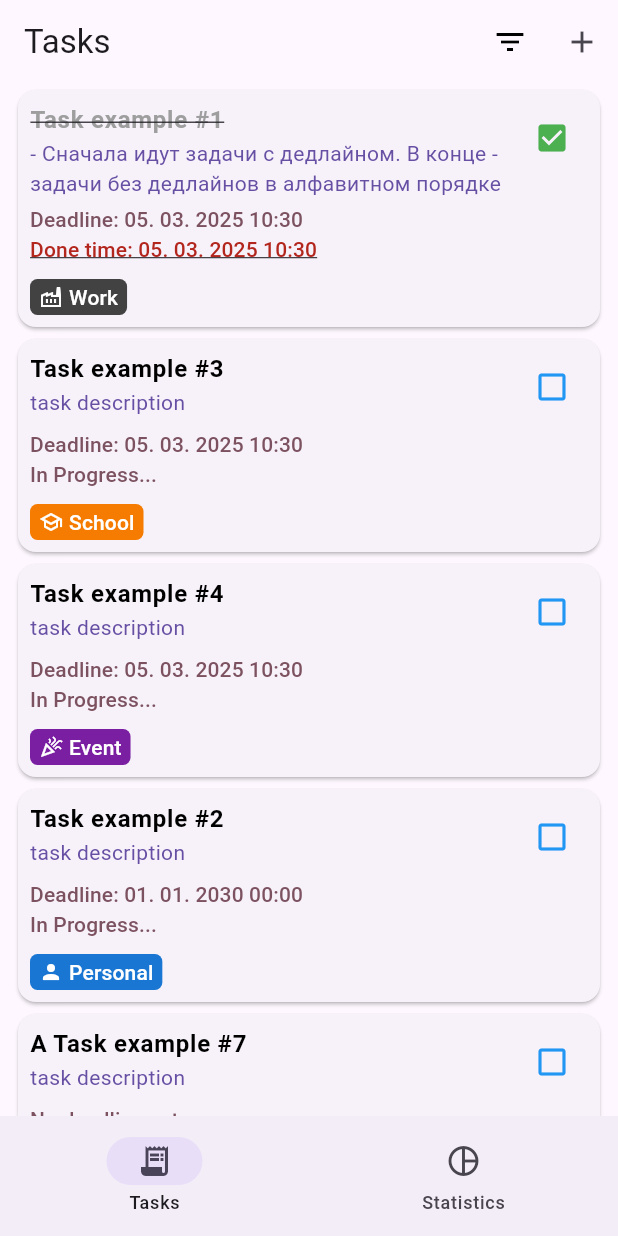
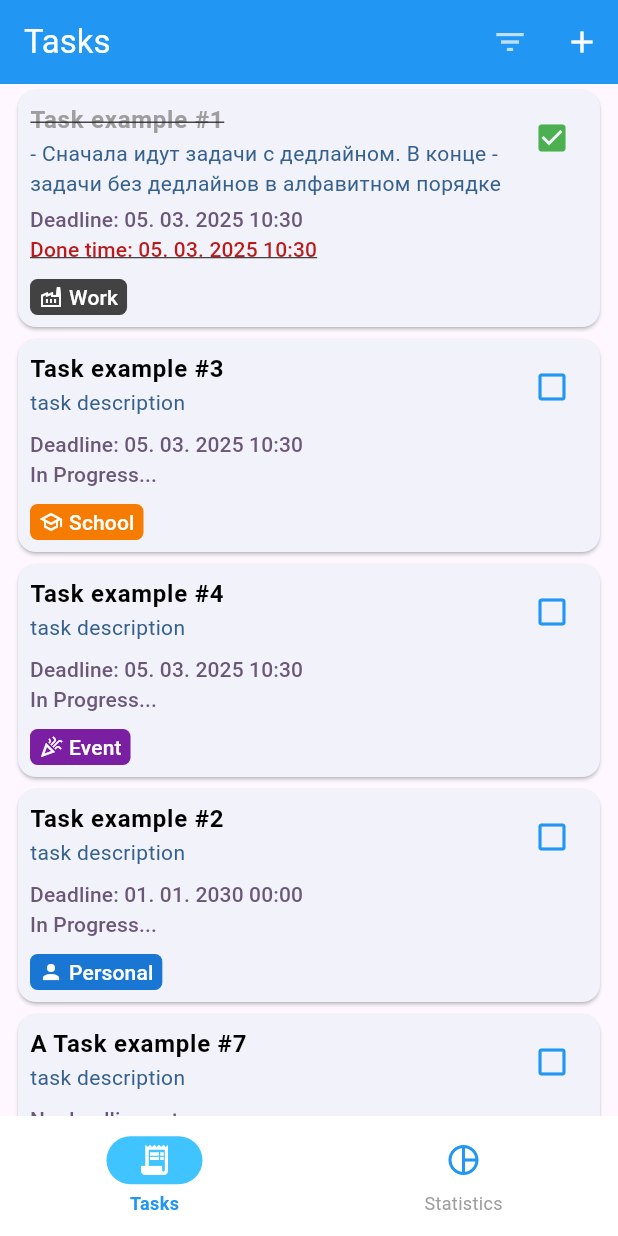
Before and after one commit to Akzhol-Asan/my_todo_list, a Flutter app: the screen it shows after launch, after a tap on the "check box outline blank" icon, on a phone screen of 412 x 824 dp. Run offline on Flutter 3.47's test engine with Material 3 defaults, Android fonts, the phone set to English and light mode, and no system bars; drawn by our look-alikes of flutter_slidable; our stand-ins replace fl_chart.

Commit message:
Created lightColorScheme & refactored 'Remove deadline' button, made it inactive on tap

```diff
--- a/lib/app.dart
+++ b/lib/app.dart
@@ -148,12 +148,12 @@ class _AppState extends State<App> {
         appBarActions: [
           Text(
             _selectedCategory != null ? _selectedCategory!.title : '',
-            style: TextStyle(color: Colors.blue),
           ),
           IconButton(
             onPressed: openFilter,
             icon: Icon(Icons.filter_list,
-                color: _selectedCategory != null ? Colors.blue : Colors.black),
+                color:
+                    _selectedCategory != null ? Colors.white : Colors.white70),
           ),
           IconButton(
             onPressed: openAddTaskSheet,
@@ -205,7 +205,10 @@ class _AppState extends State<App> {
         destinations: destinations
             .map((destination) => NavigationDestination(
                 icon: Icon(destination.navIcon),
-                selectedIcon: Icon(destination.navSelectedIcon),
+                selectedIcon: Icon(
+                  destination.navSelectedIcon,
+                  color: Colors.white,
+                ),
                 label: destination.navLabel))
             .toList(),
       ),
--- a/lib/main.dart
+++ b/lib/main.dart
@@ -1,10 +1,53 @@
 import 'package:flutter/material.dart';
+import 'app.dart';
 
-import 'app.dart';
+final lightColorScheme = ColorScheme.fromSeed(
+  seedColor: Colors.blue,
+).copyWith(
+  onPrimaryContainer: Colors.blue,
+  primaryContainer: Colors.white,
+);
+
+final lightTheme = ThemeData.light().copyWith(
+    colorScheme: lightColorScheme,
+    appBarTheme: AppBarTheme().copyWith(
+      backgroundColor: lightColorScheme.onPrimaryContainer,
+      foregroundColor: lightColorScheme.primaryContainer,
+    ),
+    navigationBarTheme: NavigationBarThemeData(
+      backgroundColor: lightColorScheme.primaryContainer,
+      indicatorColor: Colors.lightBlueAccent,
+      labelBehavior: NavigationDestinationLabelBehavior.alwaysShow,
+      iconTheme: WidgetStateProperty.resolveWith<IconThemeData>(
+        (Set<WidgetState> states) {
+          if (states.contains(WidgetState.selected)) {
+            return const IconThemeData(color: Colors.red);
+          }
+          return const IconThemeData(color: Colors.blue);
+        },
+      ),
+      labelTextStyle: WidgetStateProperty.resolveWith<TextStyle>(
+        (Set<WidgetState> states) {
+          if (states.contains(WidgetState.selected)) {
+            return const TextStyle(
+                color: Colors.blue, fontWeight: FontWeight.bold, fontSize: 12);
+          }
+          return const TextStyle(color: Colors.grey, fontSize: 12);
+        },
+      ),
+    ),
+    elevatedButtonTheme: ElevatedButtonThemeData(
+        style: ElevatedButton.styleFrom(
+      backgroundColor: lightColorScheme.onPrimaryContainer,
+      foregroundColor: lightColorScheme.primaryContainer,
+    )));
 
 void main() {
   runApp(
     MaterialApp(
+      theme: lightTheme,
+      darkTheme: ThemeData.dark(),
+      themeMode: ThemeMode.system,
       home: App(),
     ),
   );
--- a/lib/widgets/task_form.dart
+++ b/lib/widgets/task_form.dart
@@ -210,7 +210,7 @@ class _TaskFormState extends State<TaskForm> {
                   style: ElevatedButton.styleFrom(
                       shape: RoundedRectangleBorder(
                           borderRadius: BorderRadius.circular(5))),
-                  onPressed: onRemoveDeadline,
+                  onPressed: isDeadlineRemoved ? null : onRemoveDeadline,
                   child: Text('Remove Deadline'))),
           SizedBox(height: 22),
           //Cancel & Save buttons
```
Also changed, not shown: 12 other files.
